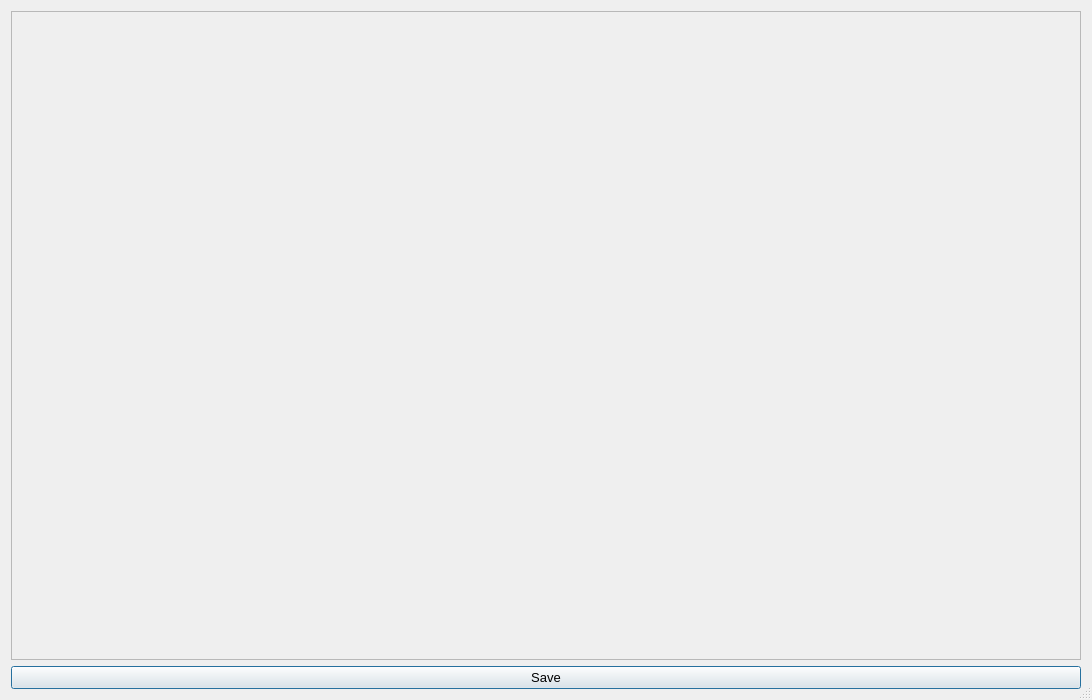
Above: MiSleep/gui/MiSleep/spectrum.ui from bian-lab/MiSleep before the change. Below: the same form after it.
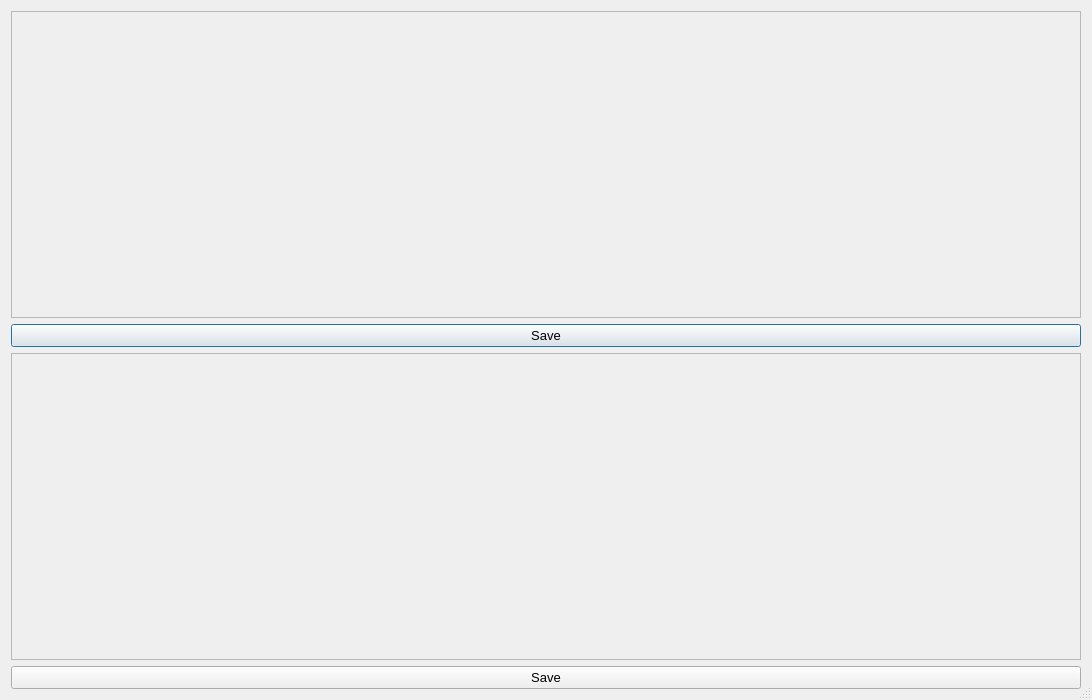
That is the form after the change. Icons and pictures are not drawn.

```diff
--- a/MiSleep/gui/MiSleep/spectrum.ui
+++ b/MiSleep/gui/MiSleep/spectrum.ui
@@ -30,6 +30,36 @@
    <property name="sizeConstraint">
     <enum>QLayout::SetDefaultConstraint</enum>
    </property>
+   <item>
+    <widget class="QScrollArea" name="timeFrequencyArea">
+     <property name="widgetResizable">
+      <bool>true</bool>
+     </property>
+     <widget class="QWidget" name="scrollAreaWidgetContents_2">
+      <property name="geometry">
+       <rect>
+        <x>0</x>
+        <y>0</y>
+        <width>1072</width>
+        <height>305</height>
+       </rect>
+      </property>
+     </widget>
+    </widget>
+   </item>
+   <item>
+    <widget class="QPushButton" name="saveTFBt">
+     <property name="font">
+      <font>
+       <family>Microsoft JhengHei UI</family>
+       <pointsize>10</pointsize>
+      </font>
+     </property>
+     <property name="text">
+      <string>Save</string>
+     </property>
+    </widget>
+   </item>
    <item>
     <widget class="QScrollArea" name="spectrumArea">
      <property name="widgetResizable">
@@ -41,7 +71,7 @@
         <x>0</x>
         <y>0</y>
         <width>1072</width>
-        <height>649</height>
+        <height>305</height>
        </rect>
       </property>
      </widget>
```
Left out of the diff: 2 changed lines with no effect on the pictures.
